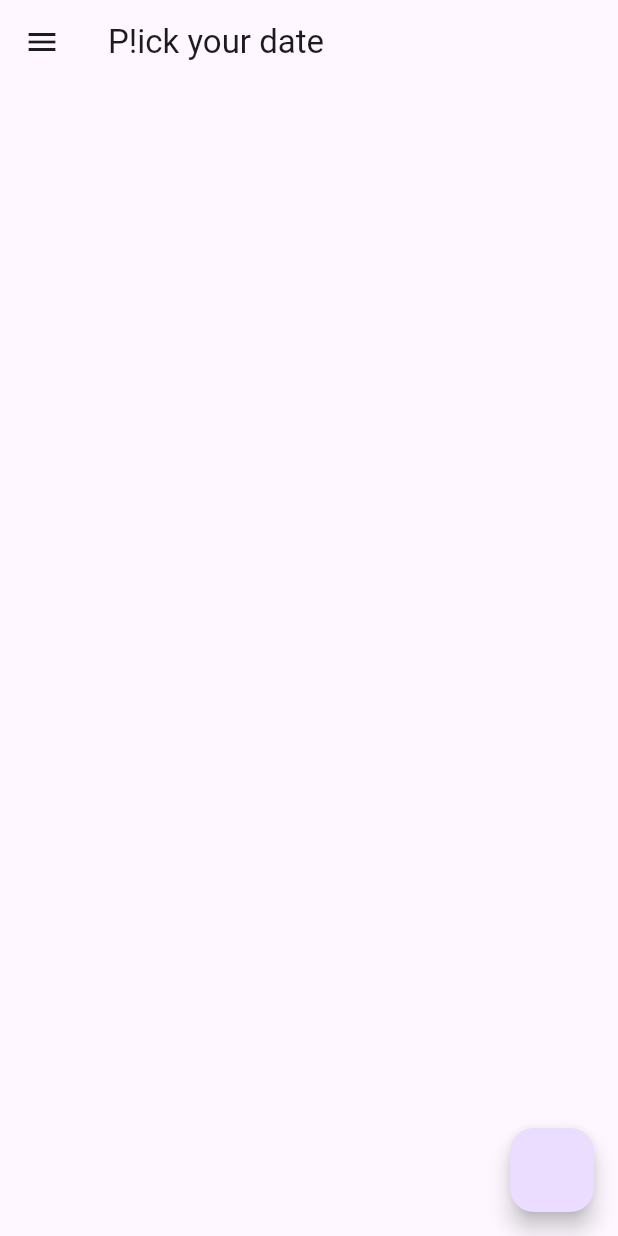
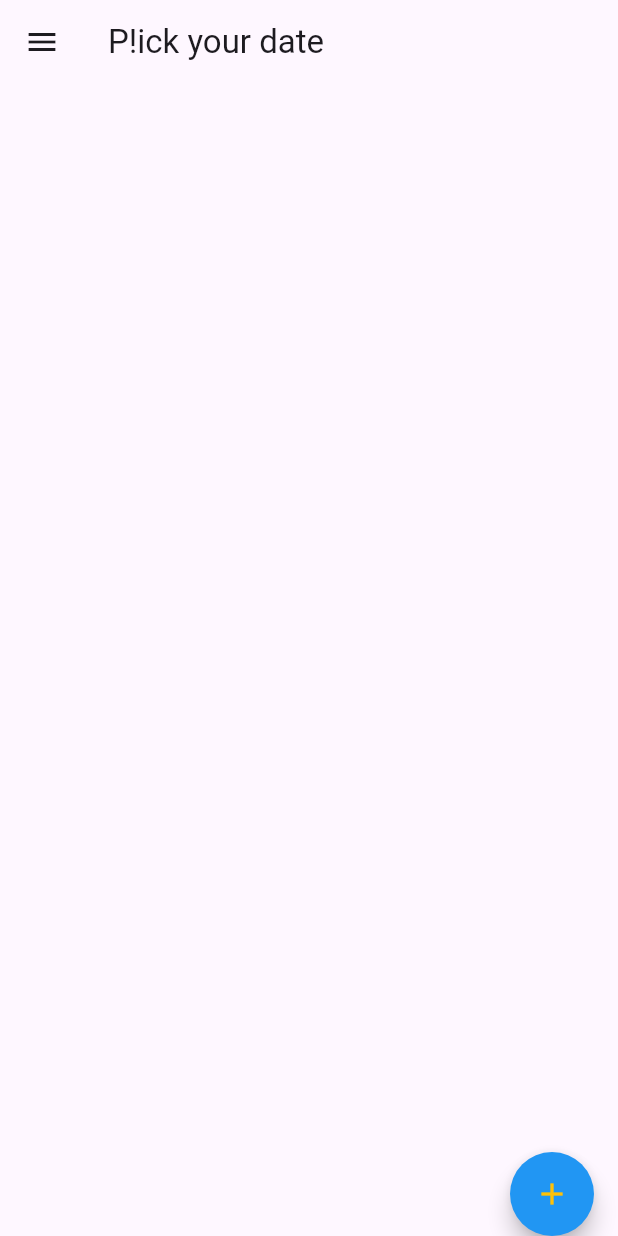
Before and after one commit to santa-calendar/santa-calendar-fe, a Flutter app: the screen it shows after launch, on a phone screen of 412 x 824 dp. Run offline on Flutter 3.47's test engine with Material 3 defaults, Android fonts, the phone set to English and light mode, and no system bars; drawn by our look-alikes of flutter_speed_dial; missing offline and left inert: floating_action_bubble.

Commit message:
feat: 에디터 이동용 플러팅 버튼 추가(#16)

```diff
--- a/lib/screens/calendar/calendar_screen.dart
+++ b/lib/screens/calendar/calendar_screen.dart
@@ -23,6 +23,7 @@ class CalendarScreen extends StatelessWidget {
       appBar: AppBar(title: const Text('P!ick your date')),
       drawer: const MainDrawer(),
       floatingActionButton: EditorActionButton(),
+      floatingActionButtonLocation: FloatingActionButtonLocation.endDocked,
       body: GridView.count(
         padding: const EdgeInsets.all(220),
         crossAxisCount: 4,
--- a/lib/widgets/editor_action_button.dart
+++ b/lib/widgets/editor_action_button.dart
@@ -1,15 +1,44 @@
 // 에디터로 이동하기 위한 플로팅 버튼
 
+import 'package:floating_action_bubble/floating_action_bubble.dart';
 import 'package:flutter/cupertino.dart';
 import 'package:flutter/material.dart';
+import 'package:flutter_speed_dial/flutter_speed_dial.dart';
 
 class EditorActionButton extends StatelessWidget {
+  const EditorActionButton({super.key});
+
   @override
   Widget build(BuildContext context) {
-    return FloatingActionButton(
-      onPressed: () {
-        print("플로팅 버튼");
-      },
+    return SpeedDial(
+      icon: Icons.add,
+      activeIcon: Icons.close,
+      backgroundColor: Colors.blue,
+      foregroundColor: Colors.amber,
+
+      spacing: 12,
+      spaceBetweenChildren: 8,
+
+      children: [
+        SpeedDialChild(
+          child: const Icon(Icons.edit),
+          backgroundColor: Colors.blue,
+          foregroundColor: Colors.white,
+          onTap: () {},
+        ),
+        SpeedDialChild(
+          child: const Icon(Icons.camera_alt),
+          backgroundColor: Colors.blue,
+          foregroundColor: Colors.white,
+          onTap: () {},
+        ),
+        SpeedDialChild(
+          child: const Icon(Icons.music_note),
+          backgroundColor: Colors.blue,
+          foregroundColor: Colors.white,
+          onTap: () {},
+        ),
+      ],
     );
   }
 }
--- a/pubspec.yaml
+++ b/pubspec.yaml
@@ -35,6 +35,8 @@ dependencies:
   # Use with the CupertinoIcons class for iOS style icons.
   cupertino_icons: ^1.0.8
   transparent_image: ^2.0.1
+  floating_action_bubble: ^1.1.4
+  flutter_speed_dial: ^7.0.0
 
 dev_dependencies:
   flutter_test:
```
Also changed, not shown: pubspec.lock.
